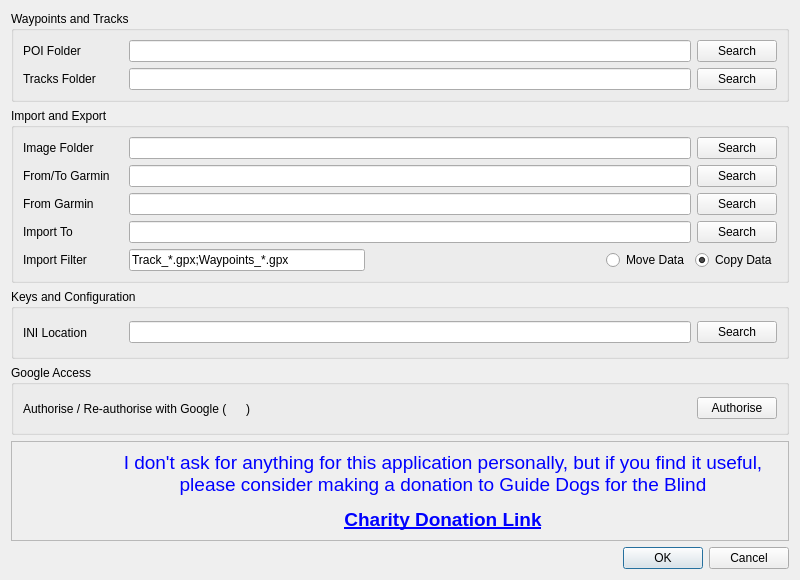
First picture: the form in src/configuration.ui, repository trumpton/POI, before the edit.
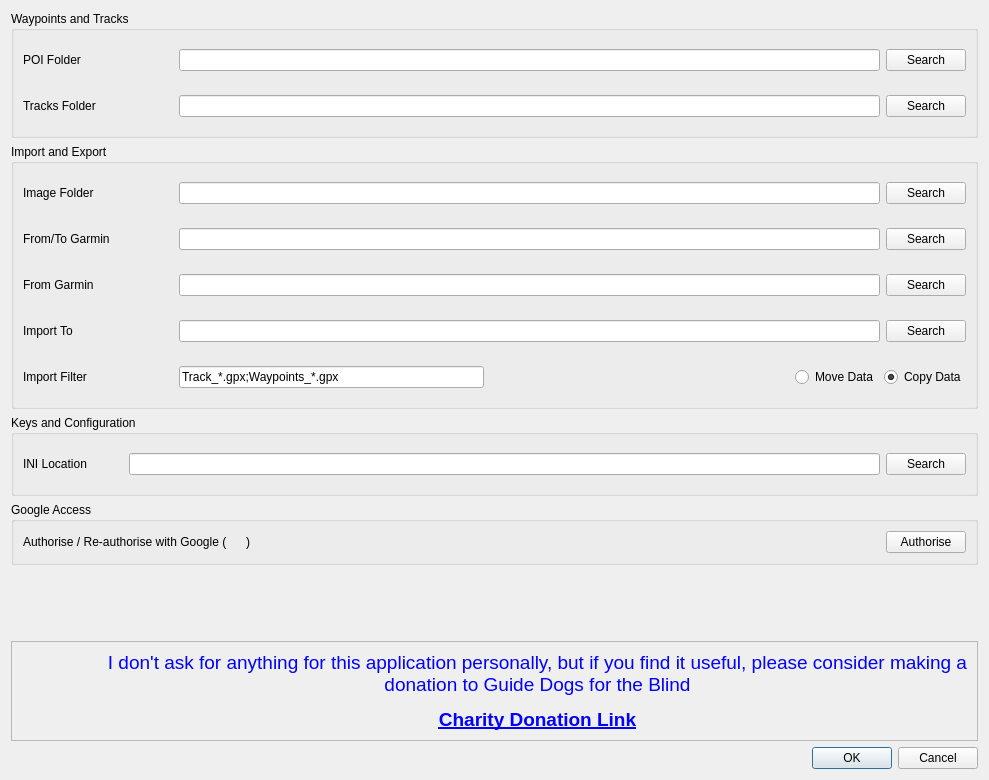
Second picture: the form after the edit. Icons and pictures are not drawn.

Commit message: Corrected squashed form fields

What changed in the file:
```diff
--- a/src/configuration.ui
+++ b/src/configuration.ui
@@ -6,8 +6,8 @@
    <rect>
     <x>0</x>
     <y>0</y>
-    <width>800</width>
-    <height>580</height>
+    <width>989</width>
+    <height>780</height>
    </rect>
   </property>
   <property name="sizePolicy">
@@ -19,13 +19,13 @@
   <property name="minimumSize">
    <size>
     <width>800</width>
-    <height>580</height>
+    <height>750</height>
    </size>
   </property>
   <property name="maximumSize">
    <size>
     <width>16777215</width>
-    <height>580</height>
+    <height>1000</height>
    </size>
   </property>
   <property name="windowTitle">
@@ -48,13 +48,13 @@
          <widget class="QLabel" name="label">
           <property name="minimumSize">
            <size>
-            <width>100</width>
-            <height>0</height>
+            <width>150</width>
+            <height>40</height>
            </size>
           </property>
           <property name="maximumSize">
            <size>
-            <width>100</width>
+            <width>16777215</width>
             <height>16777215</height>
            </size>
           </property>
@@ -88,13 +88,13 @@
          <widget class="QLabel" name="label_4">
           <property name="minimumSize">
            <size>
-            <width>100</width>
-            <height>0</height>
+            <width>150</width>
+            <height>40</height>
            </size>
           </property>
           <property name="maximumSize">
            <size>
-            <width>100</width>
+            <width>16777215</width>
             <height>16777215</height>
            </size>
           </property>
@@ -137,13 +137,13 @@
          <widget class="QLabel" name="label_7">
           <property name="minimumSize">
            <size>
-            <width>100</width>
-            <height>0</height>
+            <width>150</width>
+            <height>40</height>
            </size>
           </property>
           <property name="maximumSize">
            <size>
-            <width>100</width>
+            <width>16777215</width>
             <height>16777215</height>
            </size>
           </property>
@@ -170,13 +170,13 @@
          <widget class="QLabel" name="label_3">
           <property name="minimumSize">
            <size>
-            <width>100</width>
-            <height>0</height>
+            <width>150</width>
+            <height>40</height>
            </size>
           </property>
           <property name="maximumSize">
            <size>
-            <width>100</width>
+            <width>16777215</width>
             <height>16777215</height>
            </size>
           </property>
@@ -210,8 +210,8 @@
          <widget class="QLabel" name="label_8">
           <property name="minimumSize">
            <size>
-            <width>100</width>
-            <height>0</height>
+            <width>150</width>
+            <height>40</height>
            </size>
           </property>
           <property name="text">
@@ -237,13 +237,13 @@
          <widget class="QLabel" name="label_5">
           <property name="minimumSize">
            <size>
-            <width>100</width>
-            <height>0</height>
+            <width>150</width>
+            <height>40</height>
            </size>
           </property>
           <property name="maximumSize">
            <size>
-            <width>100</width>
+            <width>16777215</width>
             <height>16777215</height>
            </size>
           </property>
@@ -270,13 +270,13 @@
          <widget class="QLabel" name="label_6">
           <property name="minimumSize">
            <size>
-            <width>100</width>
-            <height>0</height>
+            <width>150</width>
+            <height>40</height>
            </size>
           </property>
           <property name="maximumSize">
            <size>
-            <width>100</width>
+            <width>16777215</width>
             <height>16777215</height>
            </size>
           </property>
@@ -346,12 +346,12 @@
           <property name="minimumSize">
            <size>
             <width>100</width>
-            <height>0</height>
+            <height>40</height>
            </size>
           </property>
           <property name="maximumSize">
            <size>
-            <width>100</width>
+            <width>150</width>
             <height>16777215</height>
            </size>
           </property>
@@ -431,6 +431,19 @@
      </layout>
     </widget>
    </item>
+   <item>
+    <spacer name="verticalSpacer">
+     <property name="orientation">
+      <enum>Qt::Vertical</enum>
+     </property>
+     <property name="sizeHint" stdset="0">
+      <size>
+       <width>20</width>
+       <height>40</height>
+      </size>
+     </property>
+    </spacer>
+   </item>
    <item>
     <widget class="QFrame" name="frame">
      <property name="palette">
```
Left out of the diff: 2 changed lines with no effect on the pictures.
